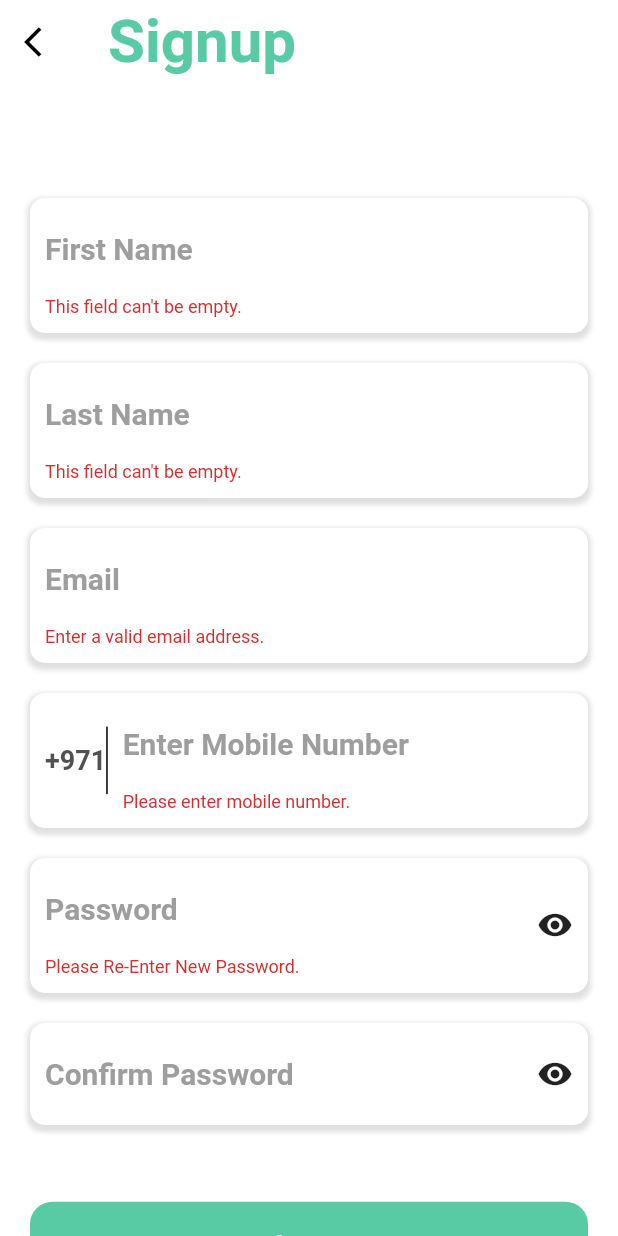
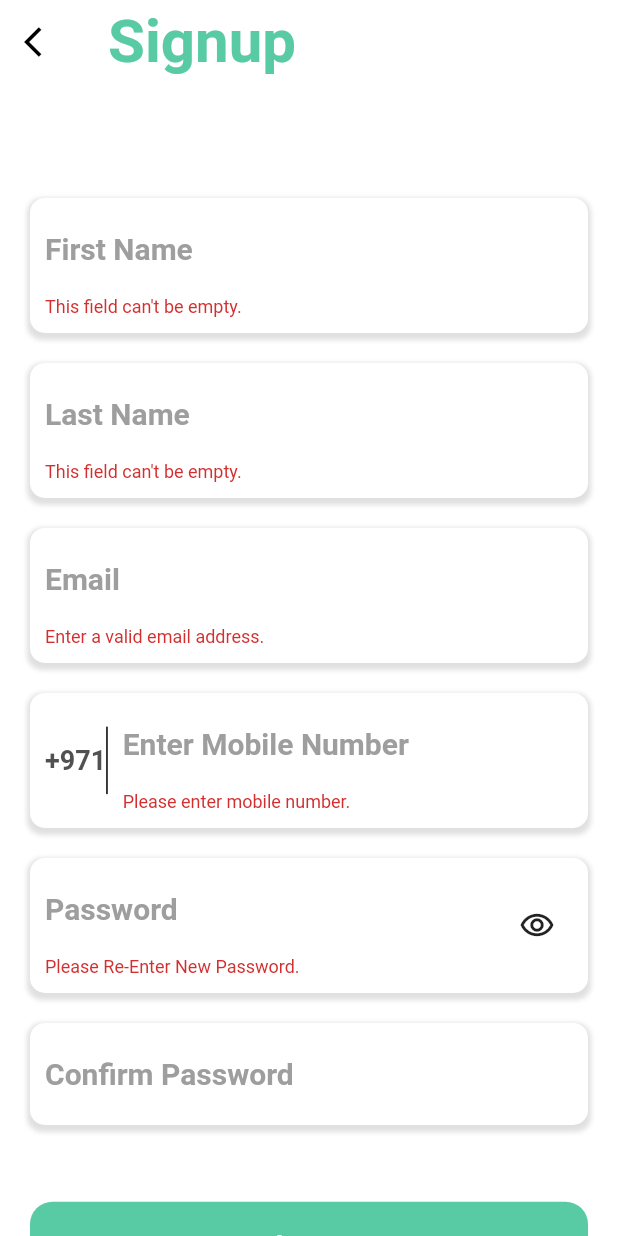
Before and after one commit to Shivamtyagi505/Makom_Customer_App, a Flutter app: the SignupScreen screen opened by its route, after a tap on "Signup", on a phone screen of 412 x 824 dp. Run offline on Flutter 3.47's test engine with Material 2 defaults, Android fonts, the phone set to English and light mode, and no system bars; our stand-ins replace expandable, flutter_credit_card, flutter_svg, geolocator, google_maps_flutter, otp_text_field; missing offline and left inert: geocoder.

Commit message:
Fixed email and name validation and added obscure password button

```diff
--- a/lib/screens/auth/signup_screen.dart
+++ b/lib/screens/auth/signup_screen.dart
@@ -17,7 +17,7 @@ class _SignupScreenState extends State<SignupScreen> {
   TextEditingController _passcontroller = TextEditingController();
   TextEditingController _cpasscontroller = TextEditingController();
   final _formKey = GlobalKey<FormState>();
-
+  bool _obscure = true;
   @override
   Widget build(BuildContext context) {
     var height = MediaQuery.of(context).size.height;
@@ -79,17 +79,24 @@ class _SignupScreenState extends State<SignupScreen> {
                     children: [
                       Expanded(
                           child: txtField(
+                              obscure: _obscure,
+                              maxLine: 1,
                               controller: _passcontroller,
                               hintTxt: "Password",
                               validator: (value) => validatePassword(value))),
-                      Icon(Icons.remove_red_eye_rounded)
+                      IconButton(
+                          icon: Icon(Icons.remove_red_eye_outlined),
+                          onPressed: () {
+                            setState(() {
+                              _obscure = _obscure ? false : true;
+                            });
+                          })
                     ],
                   )),
                   txtfieldContainer(
-                      child: Row(
-                    children: [
-                      Expanded(
                       child: txtField(
+                          obscure: _obscure,
+                          maxLine: 1,
                           controller: _cpasscontroller,
                           hintTxt: "Confirm Password",
                           validator: (value) {
@@ -99,9 +106,6 @@ class _SignupScreenState extends State<SignupScreen> {
                               return "Password does not match.";
                             }
                           })),
-                      Icon(Icons.remove_red_eye_rounded)
-                    ],
-                  )),
                 ],
               ),
             ),
@@ -118,7 +122,9 @@ class _SignupScreenState extends State<SignupScreen> {
                 },
               ),
             ),
-            SizedBox(height: 20,)
+            SizedBox(
+              height: 20,
+            )
           ],
         ),
       ),
--- a/lib/utils/validators.dart
+++ b/lib/utils/validators.dart
@@ -2,8 +2,8 @@
 String validateEmail(String value) {
   Pattern pattern =
       r"^[a-zA-Z0-9.!#$%&'*+/=?^_`{|}~-]+@[a-zA-Z0-9](?:[a-zA-Z0-9-]"
-      r"{0,253}[a-zA-Z0-9])?(?:\.[a-zA-Z0-9](?:[a-zA-Z0-9-]"
-      r"{0,253}[a-zA-Z0-9])?)*$";
+      r"{0,253}[a-zA-Z0-9.])?(?:\.[a-zA-Z0-9](?:[a-zA-Z0-9-]"
+      r"{0,253}[a-zA-Z0-9.])?)*$";
   RegExp regex = new RegExp(pattern);
   if (!regex.hasMatch(value) || value == null)
     return 'Enter a valid email address.';
@@ -36,12 +36,8 @@ String validateMobile(String value) {
 
 ///Phone number validator
 String validateNames(String value) {
-  String patttern = r'[!@#<>?":_`~;[\]\\|=+)(*&^%0-9-]';
-  RegExp regExp = new RegExp(patttern);
-  if (value.length == 0) {
+  if (value.length <= 0) {
     return 'This field can\'t be empty.';
-  } else if (!regExp.hasMatch(value)) {
-    return 'Invalid name.';
   }
   return null;
 }
--- a/lib/widgets/text_fields.dart
+++ b/lib/widgets/text_fields.dart
@@ -24,6 +24,7 @@ Widget txtField(
     {@required hintTxt,
     Function validator,
     int maxLine,
+    bool obscure = false,
     TextEditingController controller}) {
   return TextFormField(
     validator: validator,
@@ -31,6 +32,7 @@ Widget txtField(
     style: TextStyle(fontSize: 20),
     minLines: 1,
     maxLines: maxLine,
+    obscureText: obscure,
     decoration: InputDecoration(
         border: InputBorder.none,
         hintText: hintTxt,
--- a/pubspec.yaml
+++ b/pubspec.yaml
@@ -31,7 +31,6 @@ dependencies:
 dev_dependencies:
   flutter_test:
     sdk: flutter
-
 # For information on the generic Dart part of this file, see the
 # following page: https://dart.dev/tools/pub/pubspec
 
```
Lines whose indentation alone changed are shown as unchanged.
